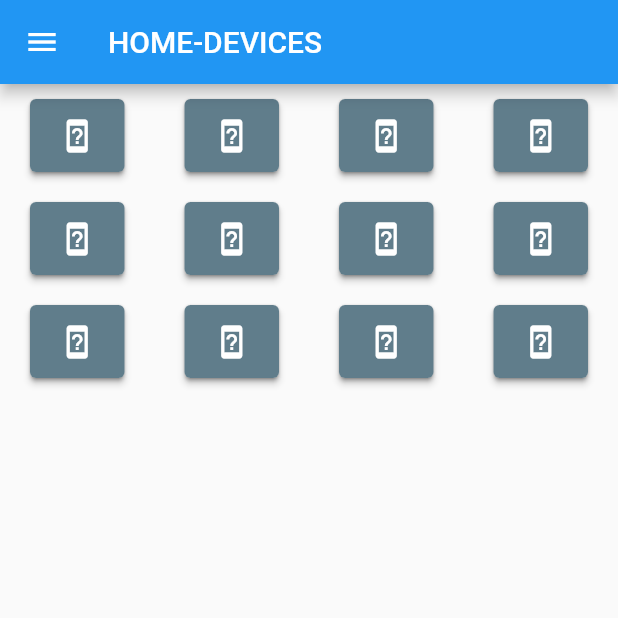
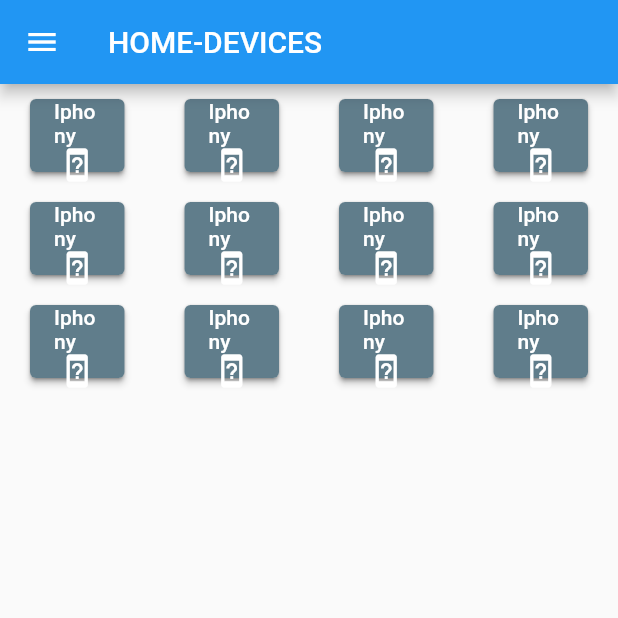
Before and after one commit to arthurmalakian/device_manager, a Flutter app: the HomeDevices screen opened by its route, on a phone screen of 412 x 824 dp, the top half of it. Run offline on Flutter 3.47's test engine with Material 2 defaults, Android fonts, the phone set to English and light mode, and no system bars.

Commit message:
feat: device main screen

```diff
--- /dev/null
+++ b/lib/Components/device_item.dart
@@ -0,0 +1,26 @@
+import 'package:flutter/foundation.dart';
+import 'package:flutter/material.dart';
+import '../Models/Device.dart';
+
+class DeviceItem extends StatelessWidget {
+  final Device device;
+
+  const DeviceItem(this.device);
+
+  void _selectedDevice(BuildContext context) {}
+
+  @override
+  Widget build(BuildContext context) {
+    return Card(
+        margin: EdgeInsets.symmetric(vertical: 10, horizontal: 20),
+        child: ElevatedButton(
+          style: ElevatedButton.styleFrom(
+            primary: device.color,
+            onPrimary: Colors.white,
+          ),
+          onPressed: () {},
+          child: Column(
+              children: [Text(device.title), Icon(Icons.device_unknown)]),
+        ));
+  }
+}
--- a/lib/Models/Device.dart
+++ b/lib/Models/Device.dart
@@ -0,0 +1,13 @@
+import 'package:flutter/material.dart';
+
+class Device {
+  final int id;
+  final String title;
+  final Color color;
+  final bool state;
+  const Device(
+      {required this.id,
+      required this.title,
+      this.color = Colors.blueGrey,
+      this.state = false});
+}
--- a/lib/Screens/home.dart
+++ b/lib/Screens/home.dart
@@ -1,4 +1,7 @@
+import 'package:device_manager/Components/device_item.dart';
+import 'package:device_manager/data/data.dart';
 import 'package:flutter/material.dart';
+import 'package:device_manager/Models/Device.dart';
 
 class HomeDevices extends StatefulWidget {
   const HomeDevices({Key? key}) : super(key: key);
@@ -47,128 +50,9 @@
         body: GridView.count(
             crossAxisCount: 4,
             childAspectRatio: 3 / 2,
-            children: [
-              Card(
-                  margin: EdgeInsets.symmetric(vertical: 10, horizontal: 20),
-                  child: ElevatedButton(
-                    style: ElevatedButton.styleFrom(
-                      primary: Colors.blueGrey,
-                      onPrimary: Colors.white,
-                    ),
-                    onPressed: () {},
-                    child: Icon(Icons.device_unknown),
-                  )),
-              Card(
-                  margin: EdgeInsets.symmetric(vertical: 10, horizontal: 20),
-                  child: ElevatedButton(
-                    style: ElevatedButton.styleFrom(
-                      primary: Colors.blueGrey,
-                      onPrimary: Colors.white,
-                    ),
-                    onPressed: () {},
-                    child: Icon(Icons.device_unknown),
-                  )),
-              Card(
-                  margin: EdgeInsets.symmetric(vertical: 10, horizontal: 20),
-                  child: ElevatedButton(
-                    style: ElevatedButton.styleFrom(
-                      primary: Colors.blueGrey,
-                      onPrimary: Colors.white,
-                    ),
-                    onPressed: () {},
-                    child: Icon(Icons.device_unknown),
-                  )),
-              Card(
-                  margin: EdgeInsets.symmetric(vertical: 10, horizontal: 20),
-                  child: ElevatedButton(
-                    style: ElevatedButton.styleFrom(
-                      primary: Colors.blueGrey,
-                      onPrimary: Colors.white,
-                    ),
-                    onPressed: () {},
-                    child: Icon(Icons.device_unknown),
-                  )),
-              Card(
-                  margin: EdgeInsets.symmetric(vertical: 10, horizontal: 20),
-                  child: ElevatedButton(
-                    style: ElevatedButton.styleFrom(
-                      primary: Colors.blueGrey,
-                      onPrimary: Colors.white,
-                    ),
-                    onPressed: () {},
-                    child: Icon(Icons.device_unknown),
-                  )),
-              Card(
-                  margin: EdgeInsets.symmetric(vertical: 10, horizontal: 20),
-                  child: ElevatedButton(
-                    style: ElevatedButton.styleFrom(
-                      primary: Colors.blueGrey,
-                      onPrimary: Colors.white,
-                    ),
-                    onPressed: () {},
-                    child: Icon(Icons.device_unknown),
-                  )),
-              Card(
-                  margin: EdgeInsets.symmetric(vertical: 10, horizontal: 20),
-                  child: ElevatedButton(
-                    style: ElevatedButton.styleFrom(
-                      primary: Colors.blueGrey,
-                      onPrimary: Colors.white,
-                    ),
-                    onPressed: () {},
-                    child: Icon(Icons.device_unknown),
-                  )),
-              Card(
-                  margin: EdgeInsets.symmetric(vertical: 10, horizontal: 20),
-                  child: ElevatedButton(
-                    style: ElevatedButton.styleFrom(
-                      primary: Colors.blueGrey,
-                      onPrimary: Colors.white,
-                    ),
-                    onPressed: () {},
-                    child: Icon(Icons.device_unknown),
-                  )),
-              Card(
-                  margin: EdgeInsets.symmetric(vertical: 10, horizontal: 20),
-                  child: ElevatedButton(
-                    style: ElevatedButton.styleFrom(
-                      primary: Colors.blueGrey,
-                      onPrimary: Colors.white,
-                    ),
-                    onPressed: () {},
-                    child: Icon(Icons.device_unknown),
-                  )),
-              Card(
-                  margin: EdgeInsets.symmetric(vertical: 10, horizontal: 20),
-                  child: ElevatedButton(
-                    style: ElevatedButton.styleFrom(
-                      primary: Colors.blueGrey,
-                      onPrimary: Colors.white,
-                    ),
-                    onPressed: () {},
-                    child: Icon(Icons.device_unknown),
-                  )),
-              Card(
-                  margin: EdgeInsets.symmetric(vertical: 10, horizontal: 20),
-                  child: ElevatedButton(
-                    style: ElevatedButton.styleFrom(
-                      primary: Colors.blueGrey,
-                      onPrimary: Colors.white,
-                    ),
-                    onPressed: () {},
-                    child: Icon(Icons.device_unknown),
-                  )),
-              Card(
-                  margin: EdgeInsets.symmetric(vertical: 10, horizontal: 20),
-                  child: ElevatedButton(
-                    style: ElevatedButton.styleFrom(
-                      primary: Colors.blueGrey,
-                      onPrimary: Colors.white,
-                    ),
-                    onPressed: () {},
-                    child: Icon(Icons.device_unknown),
-                  )),
-            ]),
+            children: DUMMY_DEVICES.map((device) {
+              return DeviceItem(device);
+            }).toList()),
       ),
     );
   }
--- /dev/null
+++ b/lib/data/data.dart
@@ -0,0 +1,77 @@
+import '../Models/Device.dart';
+import 'package:flutter/material.dart';
+
+const DUMMY_DEVICES = const [
+  Device(
+    id: 1,
+    title: 'Iphony',
+    color: Colors.blueGrey,
+    state: false,
+  ),
+  Device(
+    id: 1,
+    title: 'Iphony',
+    color: Colors.blueGrey,
+    state: false,
+  ),
+  Device(
+    id: 1,
+    title: 'Iphony',
+    color: Colors.blueGrey,
+    state: false,
+  ),
+  Device(
+    id: 1,
+    title: 'Iphony',
+    color: Colors.blueGrey,
+    state: false,
+  ),
+  Device(
+    id: 1,
+    title: 'Iphony',
+    color: Colors.blueGrey,
+    state: false,
+  ),
+  Device(
+    id: 1,
+    title: 'Iphony',
+    color: Colors.blueGrey,
+    state: false,
+  ),
+  Device(
+    id: 1,
+    title: 'Iphony',
+    color: Colors.blueGrey,
+    state: false,
+  ),
+  Device(
+    id: 1,
+    title: 'Iphony',
+    color: Colors.blueGrey,
+    state: false,
+  ),
+  Device(
+    id: 1,
+    title: 'Iphony',
+    color: Colors.blueGrey,
+    state: false,
+  ),
+  Device(
+    id: 1,
+    title: 'Iphony',
+    color: Colors.blueGrey,
+    state: false,
+  ),
+  Device(
+    id: 1,
+    title: 'Iphony',
+    color: Colors.blueGrey,
+    state: false,
+  ),
+  Device(
+    id: 1,
+    title: 'Iphony',
+    color: Colors.blueGrey,
+    state: false,
+  ),
+];
```
